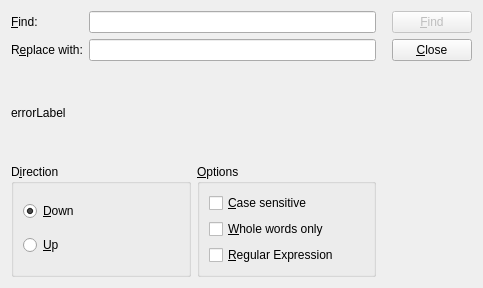
The window that dialogs/findreplaceform.ui (dewhisna/QtFindReplaceDialog) describes before a commit, drawn with Qt 5.
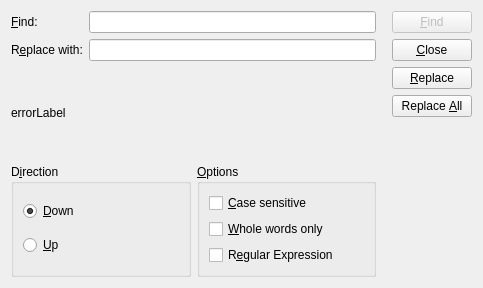
The same window after the commit.

Commit message: added replace buttons

```diff
--- a/dialogs/findreplaceform.ui
+++ b/dialogs/findreplaceform.ui
@@ -118,7 +118,7 @@
 &lt;p style=&quot; margin-top:0px; margin-bottom:0px; margin-left:0px; margin-right:0px; -qt-block-indent:0; text-indent:0px;&quot;&gt;&lt;a href=&quot;http://doc.trolltech.com/qregexp.html&quot;&gt;&lt;span style=&quot; text-decoration: underline; color:#0000ff;&quot;&gt;http://doc.trolltech.com/qregexp.html&lt;/span&gt;&lt;/a&gt;&lt;/p&gt;&lt;/body&gt;&lt;/html&gt;</string>
             </property>
             <property name="text">
-             <string>&amp;Regular Expression</string>
+             <string>R&amp;egular Expression</string>
             </property>
            </widget>
           </item>
@@ -151,6 +151,20 @@
        </property>
       </widget>
      </item>
+     <item>
+      <widget class="QPushButton" name="replaceButton">
+       <property name="text">
+        <string>&amp;Replace</string>
+       </property>
+      </widget>
+     </item>
+     <item>
+      <widget class="QPushButton" name="replaceAllButton">
+       <property name="text">
+        <string>Replace &amp;All</string>
+       </property>
+      </widget>
+     </item>
      <item>
       <spacer name="verticalSpacer">
        <property name="orientation">
```
Left out of the diff: 4 changed lines with no effect on the pictures. The commit also changes 1 other file.
